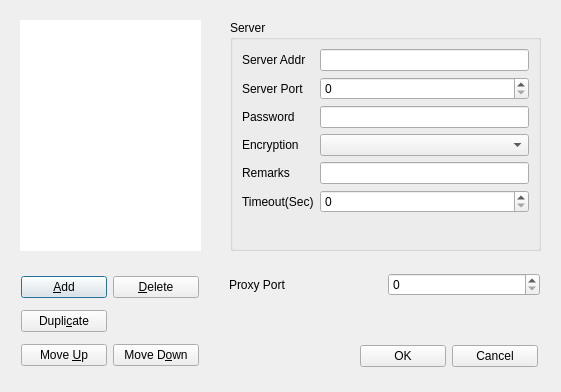
This is src/ConfigDialog.ui in irides-ryan/dpss as Qt 5 draws it before an edit. The edited form follows.
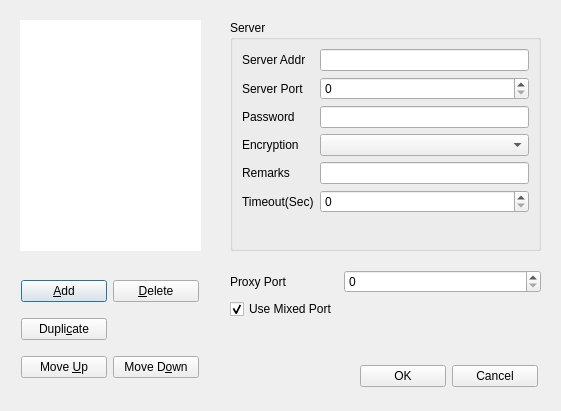
This is the edited form.

Commit message: Add: Mixed Proxy Port settings.

Patch:
```diff
--- a/src/ConfigDialog.ui
+++ b/src/ConfigDialog.ui
@@ -7,7 +7,7 @@
     <x>0</x>
     <y>0</y>
     <width>561</width>
-    <height>392</height>
+    <height>411</height>
    </rect>
   </property>
   <property name="windowTitle">
@@ -121,7 +121,7 @@
      <x>21</x>
      <y>270</y>
      <width>178</width>
-     <height>104</height>
+     <height>121</height>
     </rect>
    </property>
    <layout class="QGridLayout" name="gridLayout">
@@ -166,7 +166,7 @@
    <property name="geometry">
     <rect>
      <x>360</x>
-     <y>340</y>
+     <y>360</y>
      <width>178</width>
      <height>32</height>
     </rect>
@@ -191,24 +191,34 @@
   <widget class="QWidget" name="layoutWidget">
    <property name="geometry">
     <rect>
-     <x>229</x>
+     <x>230</x>
      <y>270</y>
      <width>311</width>
-     <height>30</height>
+     <height>59</height>
     </rect>
    </property>
-   <layout class="QHBoxLayout" name="horizontalLayout_2">
-    <item>
+   <layout class="QFormLayout" name="formLayout_3">
+    <item row="0" column="0">
      <widget class="QLabel" name="label_7">
       <property name="text">
        <string>Proxy Port</string>
       </property>
      </widget>
     </item>
-    <item>
+    <item row="0" column="1">
      <widget class="QSpinBox" name="spinBoxProxyPort">
       <property name="maximum">
-       <number>36555</number>
+       <number>65536</number>
+      </property>
+     </widget>
+    </item>
+    <item row="1" column="0">
+     <widget class="QCheckBox" name="checkBoxHttpPort">
+      <property name="text">
+       <string>Use Mixed Port</string>
+      </property>
+      <property name="checked">
+       <bool>true</bool>
       </property>
      </widget>
     </item>
```
Left out of the diff: 5 changed lines with no effect on the pictures. The commit also changes 2 other files.
